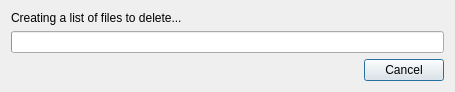
Above: source/client/ui/file_transfer/file_remove_dialog.ui from dchapyshev/aspia before the change. Below: the same form after it.
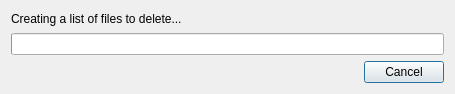
That is the form after the change.

Diff of the .ui file:
```diff
--- a/source/client/ui/file_transfer/file_remove_dialog.ui
+++ b/source/client/ui/file_transfer/file_remove_dialog.ui
@@ -7,7 +7,7 @@
     <x>0</x>
     <y>0</y>
     <width>455</width>
-    <height>88</height>
+    <height>94</height>
    </rect>
   </property>
   <property name="windowTitle">
```
Left out of the diff: 2 changed lines with no effect on the pictures.
